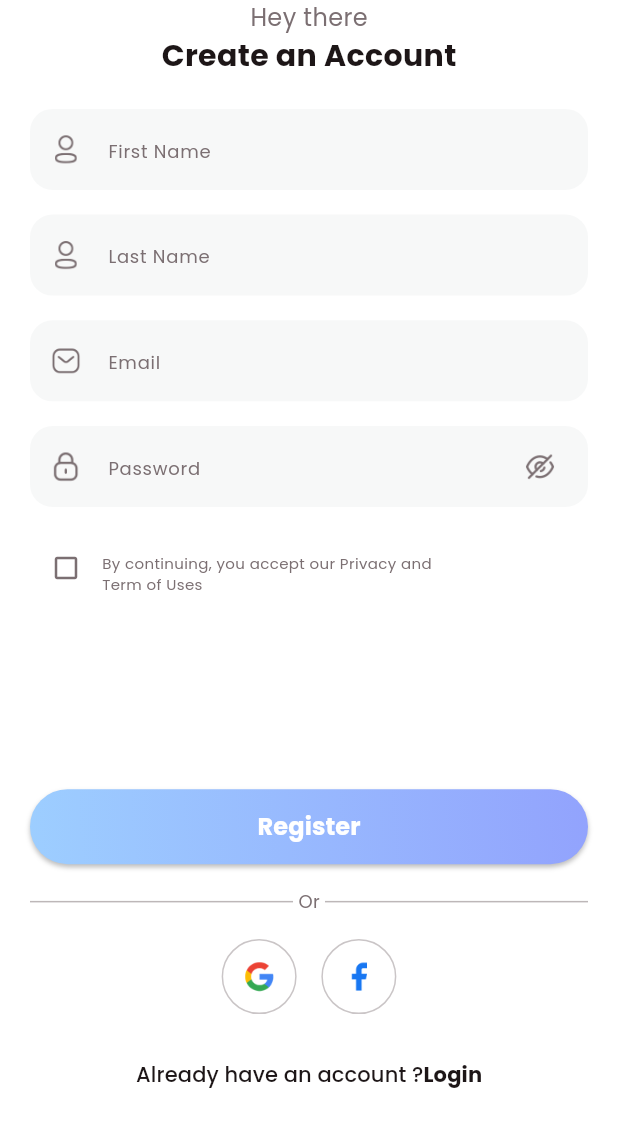
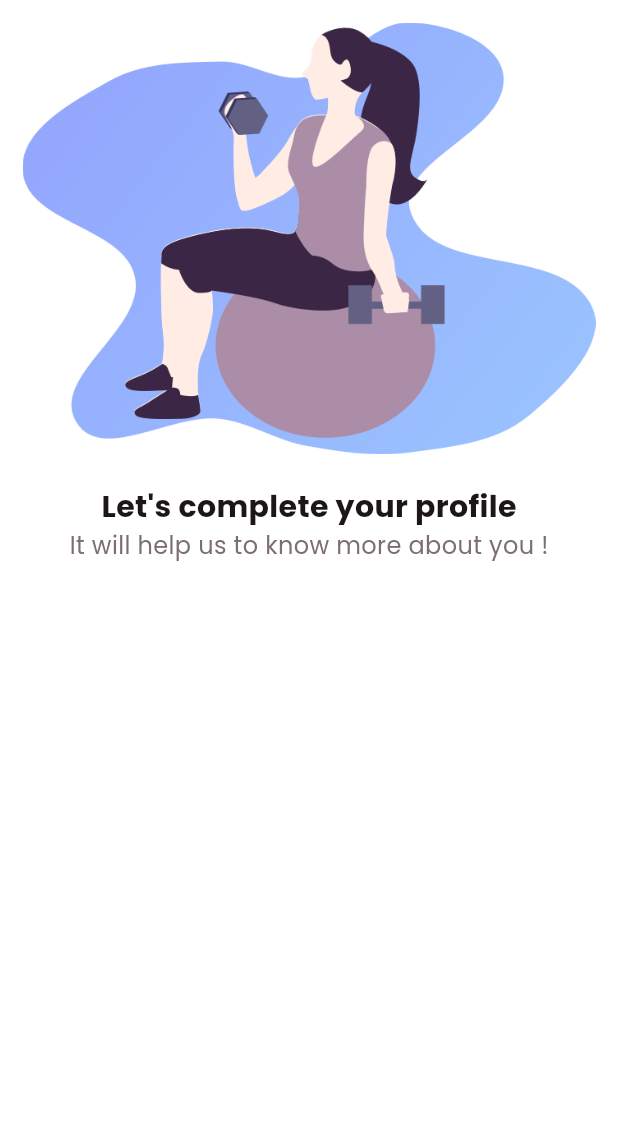
Before and after one commit to Moubarak321/fitnessapp, a Flutter app: the SignupView screen opened directly, after a tap on "Register", on a phone screen of 412 x 824 dp. Shown: the top 1127 px of the screen. Run offline on Flutter 3.47's test engine with Material 3 defaults, Android fonts, the phone set to English and light mode, and no system bars.

Commit message:
Début ajout infos du profile

```diff
--- /dev/null
+++ b/lib/screens/login/complete_profile_view.dart
@@ -0,0 +1,53 @@
+import "package:fitnessapp/common/color_extension.dart";
+import "package:flutter/material.dart";
+
+class CompleteProfileView extends StatefulWidget {
+  const CompleteProfileView({super.key});
+
+  @override
+  State<CompleteProfileView> createState() => _CompleteProfileViewState();
+}
+
+class _CompleteProfileViewState extends State<CompleteProfileView> {
+  @override
+  Widget build(BuildContext context) {
+    var media = MediaQuery.of(context).size;
+
+    return Scaffold(
+      backgroundColor: Tcolor.white,
+      body: SingleChildScrollView(
+        child: SafeArea(
+          child: Padding(
+            padding: const EdgeInsets.all(15.0),
+            child: Column(
+              children: [
+                Image.asset(
+                  "assets/images/complete_profile.png",
+                  width: media.width,
+                  fit: BoxFit.fitWidth,
+                ),
+                SizedBox(
+                  height: media.width * 0.05,
+                ),
+                Text(
+                  "Let's complete your profile",
+                  style: TextStyle(
+                      color: Tcolor.black,
+                      fontSize: 20,
+                      fontWeight: FontWeight.w700),
+                ),
+                Text(
+                  "It will help us to know more about you !",
+                  style: TextStyle(color: Tcolor.grey, fontSize: 16),
+                ),
+                SizedBox(
+                  height: media.width * 0.05,
+                ),
+              ],
+            ),
+          ),
+        ),
+      ),
+    );
+  }
+}
--- a/lib/screens/login/signup_view.dart
+++ b/lib/screens/login/signup_view.dart
@@ -1,6 +1,7 @@
 import "package:fitnessapp/common/color_extension.dart";
 import "package:fitnessapp/common_widget/round_button.dart";
 import "package:fitnessapp/common_widget/round_textField.dart";
+import "package:fitnessapp/screens/login/complete_profile_view.dart";
 import "package:flutter/material.dart";
 
 class SignupView extends StatefulWidget {
@@ -112,7 +113,16 @@ class _SignupViewState extends State<SignupView> {
                 SizedBox(
                   height: media.width * 0.3,
                 ),
-                RoundButton(title: "Register", onPressed: () {}),
+                RoundButton(
+                    title: "Register",
+                    onPressed: () {
+                      Navigator.push(
+                        context,
+                        MaterialPageRoute(
+                          builder: ((context) => const CompleteProfileView()),
+                        ),
+                      );
+                    }),
                 SizedBox(
                   height: media.width * 0.04,
                 ),
```
